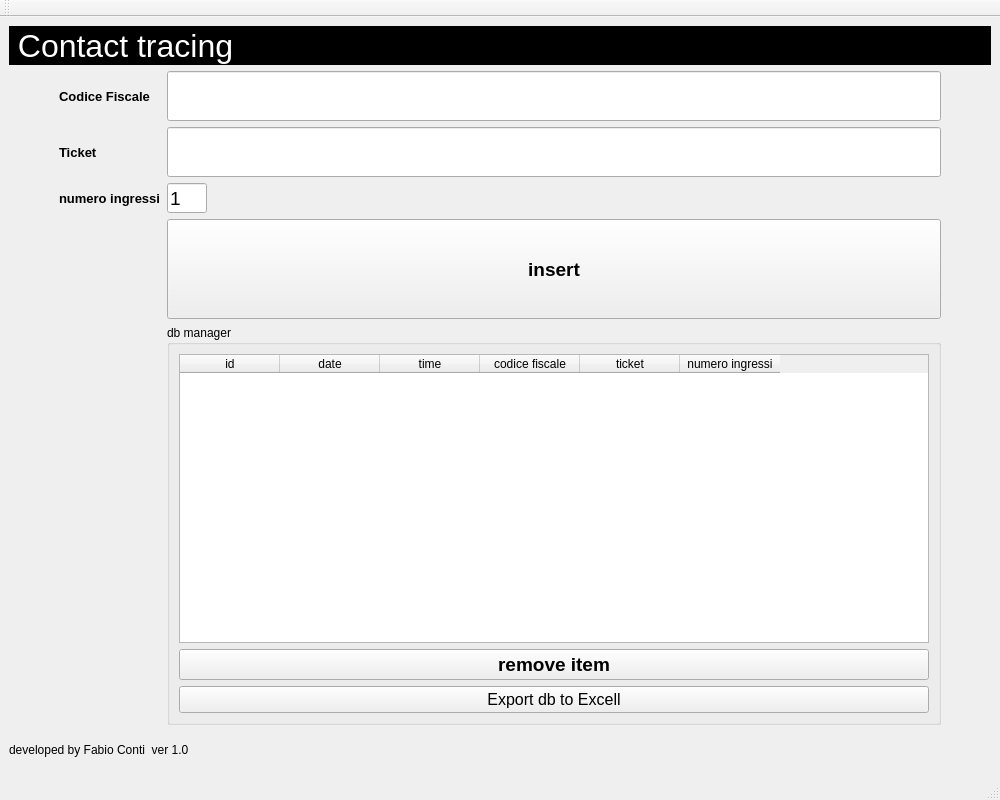
Above: tracingGUI.ui from eternauta109/contact_tracing before the change. Below: the same form after it.
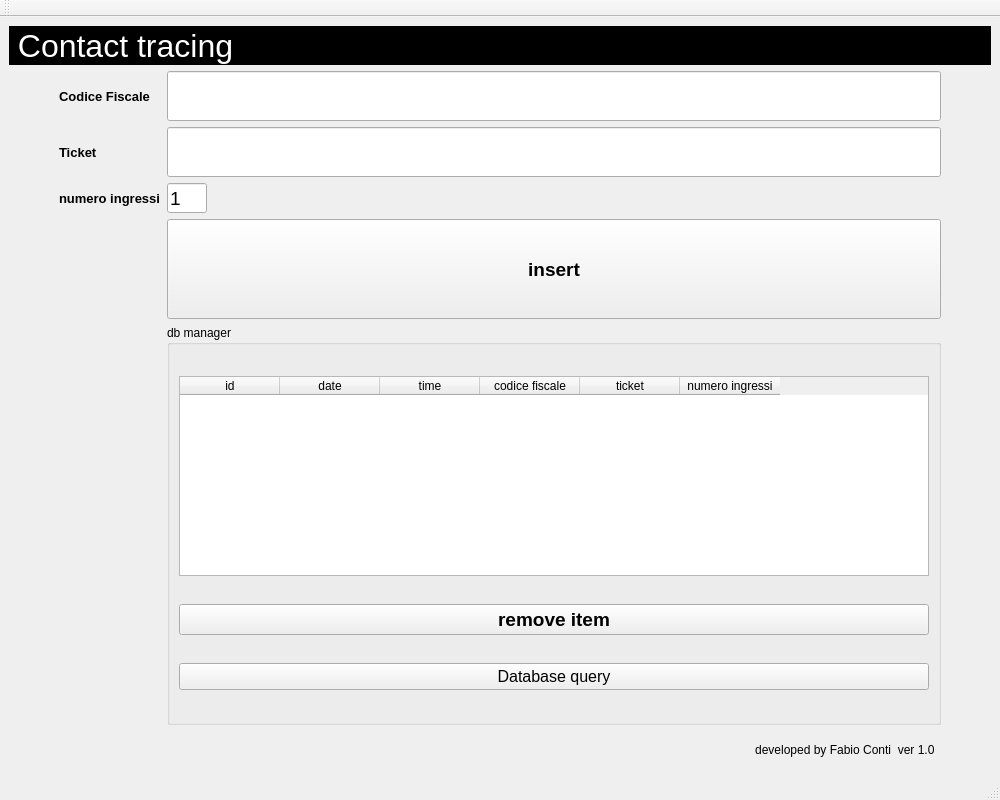
That is the form after the change.

```diff
--- a/tracingGUI.ui
+++ b/tracingGUI.ui
@@ -203,6 +203,12 @@
         <layout class="QVBoxLayout" name="verticalLayout">
          <item>
           <widget class="QTableWidget" name="tablewdg">
+           <property name="maximumSize">
+            <size>
+             <width>16777215</width>
+             <height>200</height>
+            </size>
+           </property>
            <property name="focusPolicy">
             <enum>Qt::NoFocus</enum>
            </property>
@@ -280,7 +286,7 @@
             <enum>Qt::NoFocus</enum>
            </property>
            <property name="text">
-            <string>Export db to Excell</string>
+            <string>Database query</string>
            </property>
           </widget>
          </item>
@@ -300,6 +306,9 @@
       <property name="text">
        <string>developed by Fabio Conti  ver 1.0                 </string>
       </property>
+      <property name="alignment">
+       <set>Qt::AlignRight|Qt::AlignTrailing|Qt::AlignVCenter</set>
+      </property>
      </widget>
     </item>
    </layout>
```
Left out of the diff: 5 changed lines with no effect on the pictures.
